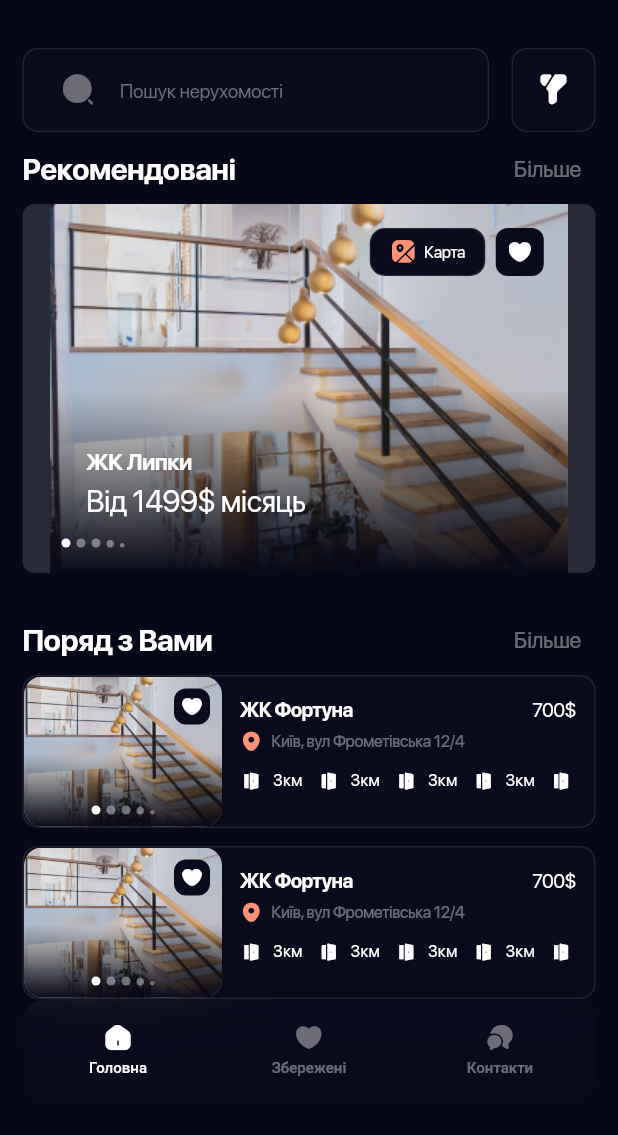
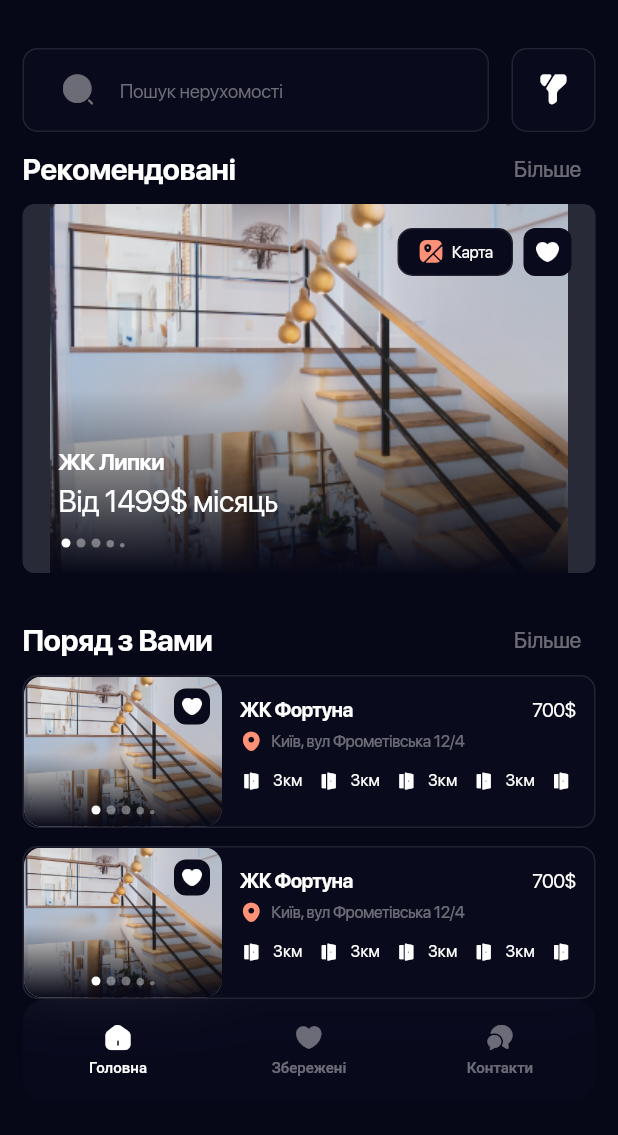
Before and after one commit to F1rman/Flutter-layout-Real-Estate, a Flutter app: the HomeView screen opened by its route, on a phone screen of 412 x 824 dp, the part 84-1219 px from its top. Run offline on Flutter 3.47's test engine with Material 2 defaults, Android fonts, the phone set to English and light mode, and no system bars; drawn by our look-alikes of carousel_slider, dropdown_button2; our stand-ins replace flutter_slidable, get, google_maps_flutter, modal_bottom_sheet; project files that could hold a hidden picture were left out.

Commit message:
SliderCardStatic

```diff
--- a/lib/home/home.dart
+++ b/lib/home/home.dart
@@ -3,6 +3,7 @@ import 'package:flutter/material.dart';
 import '../item_page/item_page.dart';
 import '../styles/style.dart';
 import '../widgets/slider_card.dart';
+import '../widgets/slider_card_static.dart';
 import '../widgets/tile_card_slider.dart';
 import 'home_search_filter.dart';
 
@@ -40,7 +41,7 @@ class Home extends StatelessWidget {
                           )
                         ],
                       ),
-                      SliderCard(
+                      SliderCardStatic(
                         click: () => {
                           Navigator.of(context).push(
                             MaterialPageRoute(
--- /dev/null
+++ b/lib/widgets/slider_card_static.dart
@@ -0,0 +1,229 @@
+import 'package:buildings/widgets/my_icons.dart';
+import 'package:carousel_slider/carousel_slider.dart';
+import 'package:flutter/material.dart';
+
+// ignore: must_be_immutable
+class SliderCardStatic extends StatefulWidget {
+  SliderCardStatic({
+    Key? key,
+    this.click,
+  }) : super(key: key);
+
+  CarouselController buttonCarouselController = CarouselController();
+  // ignore: prefer_typing_uninitialized_variables
+  final click;
+
+  @override
+  State<SliderCardStatic> createState() => _SliderCardStaticState();
+}
+
+class _SliderCardStaticState extends State<SliderCardStatic> {
+  var slideIndex = 0;
+  getSize(entry) {
+    var size = 6;
+    if (slideIndex == entry.key ||
+        slideIndex == entry.key + 2 ||
+        slideIndex == entry.key - 2 ||
+        slideIndex == entry.key + 1 ||
+        slideIndex == entry.key - 1) {
+      size = 6;
+    } else if (slideIndex == entry.key + 3 || slideIndex == entry.key - 3) {
+      size = 5;
+    } else {
+      size = 3;
+    }
+    return size.toDouble();
+  }
+
+  @override
+  Widget build(BuildContext context) {
+    return Column(
+      children: [
+        InkWell(
+          onTap: widget.click,
+          child: Container(
+            clipBehavior: Clip.antiAlias,
+            decoration: BoxDecoration(
+                color: const Color(0xFF787880).withOpacity(.3),
+                borderRadius: BorderRadius.circular(8)),
+            child: Stack(
+              children: [
+                CarouselSlider(
+                  carouselController: widget.buttonCarouselController,
+                  options: CarouselOptions(
+                      padEnds: false,
+                      viewportFraction: 1,
+                      height: 246.0,
+                      onPageChanged: (index, reason) {
+                        // print(index);
+                        setState(() {
+                          slideIndex = index;
+                        });
+                      }),
+                  items: [1, 2, 3, 4, 5].map((i) {
+                    return Builder(
+                      builder: (BuildContext context) {
+                        return Stack(
+                          children: [
+                            Image.asset(
+                              'assets/img/slide_1.png',
+                              fit: BoxFit.cover,
+                              height: 246,
+                            ),
+                            Positioned(
+                              bottom: -1,
+                              left: -1,
+                              child: IgnorePointer(
+                                ignoring: true,
+                                child: Container(
+                                  height: 123,
+                                  width: MediaQuery.of(context).size.width + 2,
+                                  decoration: const BoxDecoration(
+                                      gradient: LinearGradient(
+                                          colors: [
+                                        Colors.transparent,
+                                        Color(0xFF070817),
+                                      ],
+                                          begin: Alignment.topCenter,
+                                          end: Alignment.bottomCenter)),
+                                ),
+                              ),
+                            ),
+                          ],
+                        );
+                      },
+                    );
+                  }).toList(),
+                ),
+                Positioned(
+                  bottom: 17,
+                  left: 24,
+                  child: Row(
+                    mainAxisAlignment: MainAxisAlignment.center,
+                    crossAxisAlignment: CrossAxisAlignment.end,
+                    children: [1, 2, 3, 4, 5].asMap().entries.map((entry) {
+                      return AnimatedContainer(
+                        duration: Duration(milliseconds: 300),
+                        width: getSize(entry),
+                        height: getSize(entry),
+                        margin: const EdgeInsets.symmetric(horizontal: 2.0),
+                        decoration: BoxDecoration(
+                            shape: BoxShape.circle,
+                            color: Colors.white.withOpacity(
+                                slideIndex == entry.key ? 1 : 0.4)),
+                      );
+                    }).toList(),
+                  ),
+                ),
+                const Positioned(
+                  bottom: 65,
+                  left: 24,
+                  child: Text(
+                    'ЖК Липки',
+                    style: TextStyle(
+                      fontFamily: 'SFProDisplay',
+                      color: Colors.white,
+                      letterSpacing: -.41,
+                      fontSize: 15,
+                      height: 1.4,
+                      fontWeight: FontWeight.w600,
+                    ),
+                  ),
+                ),
+                const Positioned(
+                  bottom: 35,
+                  left: 24,
+                  child: Text(
+                    'Від 1499\$ місяць',
+                    style: TextStyle(
+                      fontFamily: 'SFProDisplay',
+                      color: Colors.white,
+                      letterSpacing: -.35,
+                      fontSize: 20,
+                      height: 1.5,
+                      fontWeight: FontWeight.w400,
+                    ),
+                  ),
+                ),
+                Positioned(
+                  top: 16,
+                  right: 16,
+                  child: Row(
+                    children: [
+                      Container(
+                        width: 77,
+                        height: 32,
+                        decoration: BoxDecoration(
+                          borderRadius: BorderRadius.circular(10),
+                          color: const Color(0xFF090A1B),
+                          border: Border.all(
+                            color: const Color(0xFF222230),
+                          ),
+                        ),
+                        child: Material(
+                          borderRadius: BorderRadius.circular(10),
+                          color: const Color(0xFF090A1B),
+                          clipBehavior: Clip.antiAlias,
+                          child: InkWell(
+                            onTap: () {}, // button pressed
+                            child: Row(
+                              mainAxisAlignment: MainAxisAlignment.center,
+                              children: [
+                                Icon(
+                                  MyIcons.map,
+                                  size: 18,
+                                  color: Color(0xffFF9176),
+                                ),
+                                Container(
+                                  margin: const EdgeInsets.only(left: 5),
+                                  child: const Text(
+                                    'Карта',
+                                    style: TextStyle(
+                                      fontFamily: 'SFProDisplay',
+                                      letterSpacing: -.24,
+                                      color: Color(0xFFFFFFFF),
+                                      fontSize: 11,
+                                      height: 1.1,
+                                      fontWeight: FontWeight.w400,
+                                    ),
+                                  ),
+                                ),
+                              ],
+                            ),
+                          ),
+                        ),
+                      ),
+                      Container(
+                        margin: const EdgeInsets.only(left: 7),
+                        width: 32,
+                        height: 32,
+                        child: Material(
+                          borderRadius: BorderRadius.circular(8),
+                          color: const Color(0xFF090A1B),
+                          clipBehavior: Clip.antiAlias,
+                          child: InkWell(
+                            onTap: () {}, // button pressed
+                            child: Column(
+                              mainAxisAlignment: MainAxisAlignment.center,
+                              children: <Widget>[
+                                Image.asset(
+                                  'assets/img/saved-icon.png',
+                                  width: 15,
+                                ), // icon
+                              ],
+                            ),
+                          ),
+                        ),
+                      ),
+                    ],
+                  ),
+                ),
+              ],
+            ),
+          ),
+        )
+        // CardSlider
+      ],
+    );
+  }
+}
```
